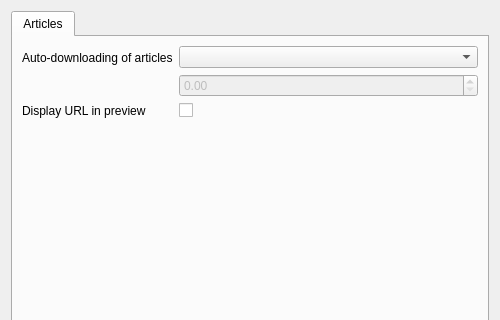
Qt form src/librssguard/services/abstract/gui/formfeeddetails.ui (martinrotter/rssguard) before a commit; both pictures show x 0 to 500 and y 0 to 320 of the 500 by 590 pixel window.
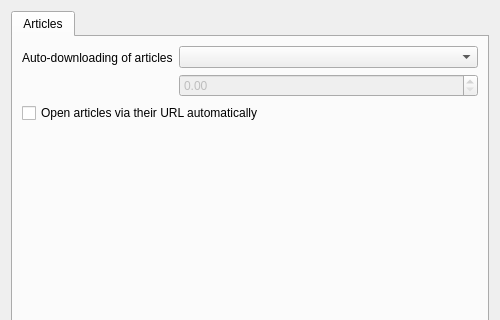
The same form after that commit. Custom widgets are drawn as their Qt base class.

```diff
--- a/src/librssguard/services/abstract/gui/formfeeddetails.ui
+++ b/src/librssguard/services/abstract/gui/formfeeddetails.ui
@@ -52,20 +52,10 @@
          </item>
         </layout>
        </item>
-       <item row="1" column="0">
-        <widget class="QLabel" name="label_7">
+       <item row="1" column="0" colspan="2">
+        <widget class="QCheckBox" name="m_cbOpenArticlesAutomatically">
          <property name="text">
-          <string>Display URL in preview</string>
-         </property>
-         <property name="buddy">
-          <cstring>m_cmbAutoUpdateType</cstring>
-         </property>
-        </widget>
-       </item>
-       <item row="1" column="1">
-        <widget class="QCheckBox" name="m_cbLoadUrl">
-         <property name="text">
-          <string/>
+          <string>Open articles via their URL automatically</string>
          </property>
         </widget>
        </item>
```
